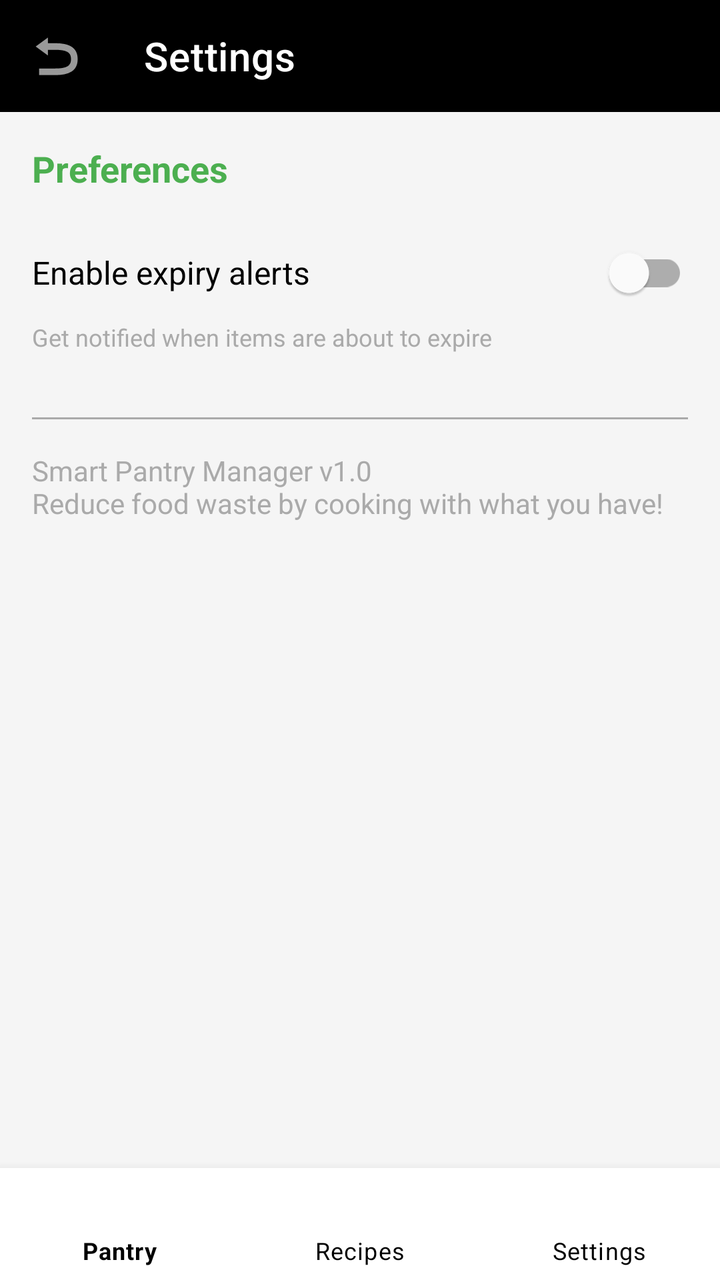
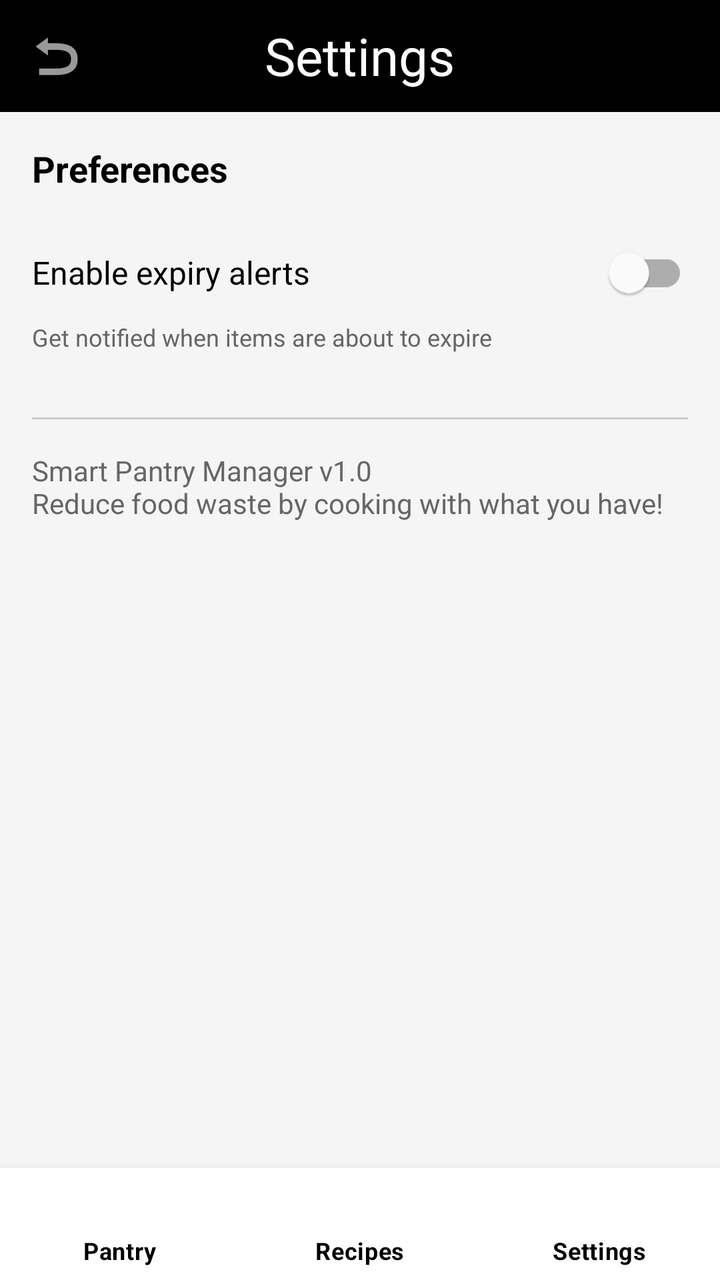

Two renders of the same Android screen: before a commit and after it. Below are the layout's source before the change and the commit's diff.
<!-- AndroidManifest.xml: application theme Theme.SmartPantryManager -->
<!-- res/layout/activity_settings.xml -->
<?xml version="1.0" encoding="utf-8"?>
<LinearLayout xmlns:android="http://schemas.android.com/apk/res/android"
    xmlns:app="http://schemas.android.com/apk/res-auto"
    android:layout_width="match_parent"
    android:layout_height="match_parent"
    android:orientation="vertical">

    <com.google.android.material.appbar.MaterialToolbar
        android:id="@+id/toolbar"
        android:layout_width="match_parent"
        android:layout_height="?attr/actionBarSize"
        android:background="#000000"
        app:navigationIcon="@android:drawable/ic_menu_revert"
        app:title="Settings"
        app:titleTextColor="@android:color/white" />

    
    <LinearLayout
        android:layout_width="match_parent"
        android:layout_height="0dp"
        android:layout_weight="1"
        android:orientation="vertical"
        android:padding="16dp">

        <TextView
            android:layout_width="wrap_content"
            android:layout_height="wrap_content"
            android:text="Preferences"
            android:textSize="18sp"
            android:textStyle="bold"
            android:textColor="#4CAF50" />

        <com.google.android.material.switchmaterial.SwitchMaterial
            android:id="@+id/switchExpiryAlerts"
            android:layout_width="match_parent"
            android:layout_height="wrap_content"
            android:layout_marginTop="16dp"
            android:text="Enable expiry alerts"
            android:textSize="16sp" />

        <TextView
            android:layout_width="match_parent"
            android:layout_height="wrap_content"
            android:text="Get notified when items are about to expire"
            android:textSize="12sp"
            android:textColor="@android:color/darker_gray"
            android:layout_marginBottom="16dp" />

        <View
            android:layout_width="match_parent"
            android:layout_height="1dp"
            android:layout_marginVertical="16dp"
            android:background="@android:color/darker_gray" />

        <TextView
            android:layout_width="match_parent"
            android:layout_height="wrap_content"
            android:text="Smart Pantry Manager v1.0\nReduce food waste by cooking with what you have!"
            android:textSize="14sp"
            android:textColor="@android:color/darker_gray" />
    </LinearLayout>

    
    <com.google.android.material.bottomnavigation.BottomNavigationView
        android:id="@+id/bottomNavigation"
        android:layout_width="match_parent"
        android:layout_height="wrap_content"
        android:background="#FFFFFF"
        app:itemIconTint="#000000"
        app:itemTextColor="#000000"
        app:menu="@menu/bottom_nav_menu"
        app:labelVisibilityMode="labeled" />

</LinearLayout>
<!-- resources referenced by this layout -->
<resources>
  <style name="Theme.SmartPantryManager" parent="Theme.MaterialComponents.DayNight.NoActionBar">
          
          <item name="colorPrimary">#000000</item>
          <item name="colorPrimaryVariant">#000000</item>
          <item name="colorOnPrimary">#FFFFFF</item>
  
          
          <item name="colorSecondary">#000000</item>
          <item name="colorSecondaryVariant">#000000</item>
          <item name="colorOnSecondary">#FFFFFF</item>
  
          
          <item name="android:statusBarColor">#000000</item>
          <item name="android:windowLightStatusBar">false</item>
  
          
          <item name="android:windowBackground">#F5F5F5</item>
      </style>
</resources>

<!-- the commit's change to res/layout/activity_settings.xml (unified diff, before → after) -->
@@ -3,16 +3,36 @@
     xmlns:app="http://schemas.android.com/apk/res-auto"
     android:layout_width="match_parent"
     android:layout_height="match_parent"
-    android:orientation="vertical">
+    android:orientation="vertical"
+    android:background="#F5F5F5">
 
-    <com.google.android.material.appbar.MaterialToolbar
-        android:id="@+id/toolbar"
+    
+    <com.google.android.material.appbar.AppBarLayout
         android:layout_width="match_parent"
-        android:layout_height="?attr/actionBarSize"
-        android:background="#000000"
-        app:navigationIcon="@android:drawable/ic_menu_revert"
-        app:title="Settings"
-        app:titleTextColor="@android:color/white" />
+        android:layout_height="wrap_content"
+        android:background="#000000">
+
+        <FrameLayout
+            android:layout_width="match_parent"
+            android:layout_height="?attr/actionBarSize">
+
+            <com.google.android.material.appbar.MaterialToolbar
+                android:id="@+id/toolbar"
+                android:layout_width="match_parent"
+                android:layout_height="match_parent"
+                app:navigationIcon="@android:drawable/ic_menu_revert"
+                app:title="" />
+
+            <TextView
+                android:layout_width="wrap_content"
+                android:layout_height="wrap_content"
+                android:layout_gravity="center"
+                android:text="Settings"
+                android:fontFamily="@font/pacifico"
+                android:textColor="#FFFFFF"
+                android:textSize="26sp" />
+        </FrameLayout>
+    </com.google.android.material.appbar.AppBarLayout>
 
     
     <LinearLayout
@@ -28,7 +48,7 @@
             android:text="Preferences"
             android:textSize="18sp"
             android:textStyle="bold"
-            android:textColor="#4CAF50" />
+            android:textColor="#000000" />
 
         <com.google.android.material.switchmaterial.SwitchMaterial
             android:id="@+id/switchExpiryAlerts"
@@ -36,6 +56,7 @@
             android:layout_height="wrap_content"
             android:layout_marginTop="16dp"
             android:text="Enable expiry alerts"
+            android:textColor="#000000"
             android:textSize="16sp" />
 
         <TextView
@@ -43,21 +64,21 @@
             android:layout_height="wrap_content"
             android:text="Get notified when items are about to expire"
             android:textSize="12sp"
-            android:textColor="@android:color/darker_gray"
+            android:textColor="#666666"
             android:layout_marginBottom="16dp" />
 
         <View
             android:layout_width="match_parent"
             android:layout_height="1dp"
             android:layout_marginVertical="16dp"
-            android:background="@android:color/darker_gray" />
+            android:background="#CCCCCC" />
 
         <TextView
             android:layout_width="match_parent"
             android:layout_height="wrap_content"
             android:text="Smart Pantry Manager v1.0\nReduce food waste by cooking with what you have!"
             android:textSize="14sp"
-            android:textColor="@android:color/darker_gray" />
+            android:textColor="#666666" />
     </LinearLayout>
 
     
@@ -66,9 +87,11 @@
         android:layout_width="match_parent"
         android:layout_height="wrap_content"
         android:background="#FFFFFF"
+        app:menu="@menu/bottom_nav_menu"
+        app:labelVisibilityMode="labeled"
         app:itemIconTint="#000000"
         app:itemTextColor="#000000"
-        app:menu="@menu/bottom_nav_menu"
-        app:labelVisibilityMode="labeled" />
+        app:itemTextAppearanceActive="@style/BoldTextStyle"
+        app:itemTextAppearanceInactive="@style/BoldTextStyle" />
 
 </LinearLayout>
<!-- resource entries referenced after the edit -->
@@ -1,5 +1,9 @@
 <!-- resources referenced by this layout -->
 <resources>
+  <style name="BoldTextStyle" parent="TextAppearance.MaterialComponents.Body2">
+          <item name="android:textStyle">bold</item>
+          <item name="android:textSize">12sp</item>
+      </style>
   <style name="Theme.SmartPantryManager" parent="Theme.MaterialComponents.DayNight.NoActionBar">
           
           <item name="colorPrimary">#000000</item>
